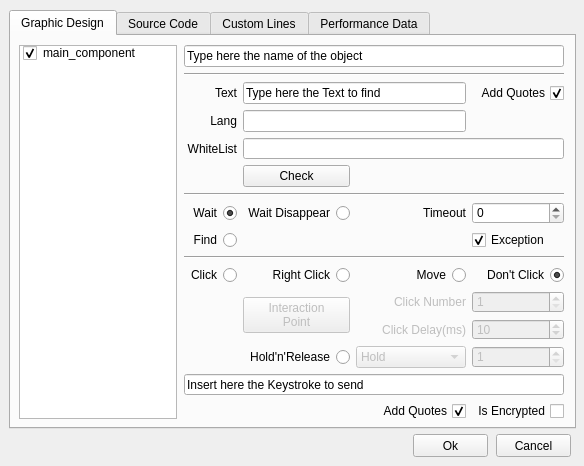
Before: the Qt Designer form alyvix/extra/robotide/qt_ui/alyvix_text_finder_properties_view.ui in alyvix/alyvix, drawn with Qt 5.
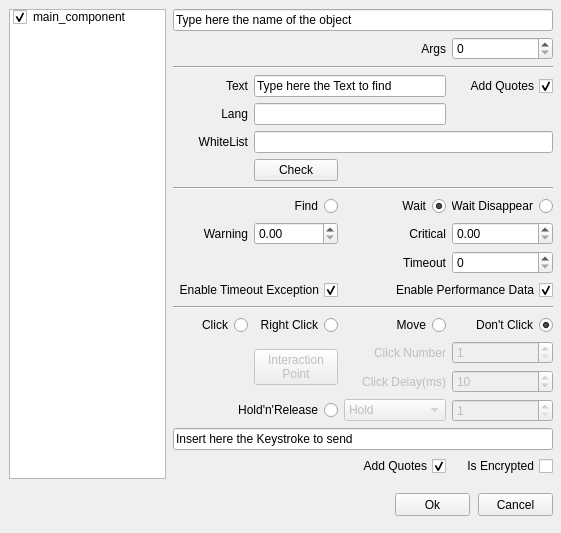
After: the same form once the commit is applied.

Diff of the .ui file:
```diff
--- a/alyvix/extra/robotide/qt_ui/alyvix_text_finder_properties_view.ui
+++ b/alyvix/extra/robotide/qt_ui/alyvix_text_finder_properties_view.ui
@@ -6,460 +6,131 @@
    <rect>
     <x>0</x>
     <y>0</y>
-    <width>584</width>
-    <height>466</height>
+    <width>561</width>
+    <height>533</height>
    </rect>
   </property>
   <property name="windowTitle">
    <string>Alyvix - Text Finder</string>
   </property>
-  <widget class="QTabWidget" name="tabWidget">
+  <widget class="QPushButton" name="pushButtonCancel">
    <property name="geometry">
     <rect>
-     <x>9</x>
-     <y>10</y>
-     <width>567</width>
-     <height>419</height>
+     <x>478</x>
+     <y>493</y>
+     <width>75</width>
+     <height>23</height>
     </rect>
    </property>
-   <property name="currentIndex">
-    <number>0</number>
+   <property name="focusPolicy">
+    <enum>Qt::StrongFocus</enum>
    </property>
-   <widget class="QWidget" name="tab_design">
-    <attribute name="title">
-     <string>Graphic Design</string>
-    </attribute>
-    <widget class="QWidget" name="widget" native="true">
-     <property name="geometry">
-      <rect>
-       <x>173</x>
-       <y>9</y>
-       <width>381</width>
-       <height>382</height>
-      </rect>
-     </property>
-     <widget class="QWidget" name="gridLayoutWidget">
+   <property name="text">
+    <string>Cancel</string>
+   </property>
+  </widget>
+  <widget class="QPushButton" name="pushButtonOk">
       <property name="geometry">
        <rect>
-        <x>0</x>
-        <y>0</y>
-        <width>380</width>
-        <height>374</height>
-       </rect>
-      </property>
-      <layout class="QGridLayout" name="gridLayout">
-       <item row="11" column="3">
-        <widget class="QRadioButton" name="dontclickRadio">
-         <property name="layoutDirection">
-          <enum>Qt::RightToLeft</enum>
-         </property>
+     <x>395</x>
+     <y>493</y>
+     <width>75</width>
+     <height>23</height>
+    </rect>
+   </property>
          <property name="text">
-          <string>Don't Click</string>
-         </property>
-         <property name="checked">
-          <bool>true</bool>
-         </property>
-         <attribute name="buttonGroup">
-          <string notr="true">buttonGroup_2</string>
-         </attribute>
-        </widget>
-       </item>
-       <item row="13" column="2">
-        <widget class="QLabel" name="labelClickDelay">
-         <property name="enabled">
-          <bool>false</bool>
+    <string>Ok</string>
+   </property>
+  </widget>
+  <widget class="QLabel" name="label_line">
+   <property name="geometry">
+    <rect>
+     <x>70</x>
+     <y>1318</y>
+     <width>61</width>
+     <height>21</height>
+    </rect>
          </property>
          <property name="text">
-          <string>Click Delay(ms)</string>
+    <string>Begin Line</string>
          </property>
          <property name="alignment">
           <set>Qt::AlignRight|Qt::AlignTrailing|Qt::AlignVCenter</set>
          </property>
         </widget>
-       </item>
-       <item row="12" column="1" rowspan="2">
-        <widget class="QPushButton" name="pushButtonXYoffset">
-         <property name="enabled">
-          <bool>false</bool>
-         </property>
-         <property name="text">
-          <string>Interaction
-Point</string>
-         </property>
-        </widget>
-       </item>
-       <item row="12" column="3">
-        <widget class="QSpinBox" name="clicknumber_spinbox">
-         <property name="enabled">
-          <bool>false</bool>
-         </property>
+  <widget class="QSpinBox" name="spinBoxLine">
+   <property name="geometry">
+    <rect>
+     <x>141</x>
+     <y>1317</y>
+     <width>121</width>
+     <height>22</height>
+    </rect>
+   </property>
          <property name="minimum">
           <number>1</number>
          </property>
-        </widget>
-       </item>
-       <item row="13" column="3">
-        <widget class="QSpinBox" name="clickdelay_spinbox">
-         <property name="enabled">
-          <bool>false</bool>
-         </property>
-         <property name="minimum">
-          <number>1</number>
-         </property>
          <property name="maximum">
-          <number>60000</number>
-         </property>
-         <property name="value">
-          <number>10</number>
-         </property>
-        </widget>
-       </item>
-       <item row="12" column="2">
-        <widget class="QLabel" name="labelClickNumber">
-         <property name="enabled">
-          <bool>false</bool>
+    <number>99999</number>
+   </property>
+  </widget>
+  <widget class="QPushButton" name="pushButtonAddBlock">
+   <property name="geometry">
+    <rect>
+     <x>271</x>
+     <y>1317</y>
+     <width>71</width>
+     <height>23</height>
+    </rect>
          </property>
          <property name="text">
-          <string>Click Number</string>
-         </property>
-         <property name="alignment">
-          <set>Qt::AlignRight|Qt::AlignTrailing|Qt::AlignVCenter</set>
-         </property>
-        </widget>
-       </item>
-       <item row="5" column="1" colspan="3">
-        <widget class="QLineEdit" name="lineEditWhiteList"/>
-       </item>
-       <item row="6" column="1">
-        <widget class="QPushButton" name="pushButtonCheck">
-         <property name="text">
-          <string>Check</string>
-         </property>
-        </widget>
-       </item>
-       <item row="11" column="0">
-        <widget class="QRadioButton" name="clickRadio">
-         <property name="layoutDirection">
-          <enum>Qt::RightToLeft</enum>
-         </property>
-         <property name="text">
-          <string>Click</string>
-         </property>
-         <attribute name="buttonGroup">
-          <string notr="true">buttonGroup_2</string>
-         </attribute>
-        </widget>
-       </item>
-       <item row="16" column="3">
-        <widget class="QCheckBox" name="text_encrypted">
-         <property name="layoutDirection">
-          <enum>Qt::RightToLeft</enum>
-         </property>
-         <property name="text">
-          <string>Is Encrypted</string>
-         </property>
-         <property name="checked">
+    <string>Add Block</string>
+   </property>
+  </widget>
+  <widget class="QListWidget" name="listWidgetBlocks">
+   <property name="geometry">
+    <rect>
+     <x>484</x>
+     <y>1043</y>
+     <width>81</width>
+     <height>302</height>
+    </rect>
+   </property>
+  </widget>
+  <widget class="QTextEdit" name="textEditCustomLines">
+   <property name="geometry">
+    <rect>
+     <x>19</x>
+     <y>1044</y>
+     <width>457</width>
+     <height>261</height>
+    </rect>
+   </property>
+   <property name="tabStopWidth">
+    <number>80</number>
+   </property>
+   <property name="acceptRichText">
           <bool>false</bool>
          </property>
         </widget>
-       </item>
-       <item row="15" column="0" colspan="4">
-        <widget class="QLineEdit" name="inserttext">
-         <property name="text">
-          <string>Insert here the Keystroke to send</string>
-         </property>
-        </widget>
-       </item>
-       <item row="11" column="2">
-        <widget class="QRadioButton" name="movemouseRadio">
-         <property name="layoutDirection">
-          <enum>Qt::RightToLeft</enum>
-         </property>
-         <property name="text">
-          <string>Move</string>
-         </property>
-         <property name="checked">
-          <bool>false</bool>
-         </property>
-         <attribute name="buttonGroup">
-          <string notr="true">buttonGroup_2</string>
-         </attribute>
-        </widget>
-       </item>
-       <item row="8" column="3">
-        <widget class="QSpinBox" name="timeout_spinbox">
-         <property name="maximum">
-          <number>999999</number>
-         </property>
-        </widget>
-       </item>
-       <item row="2" column="1" colspan="2">
-        <widget class="QLineEdit" name="lineEditText">
-         <property name="text">
-          <string>Type here the Text to find</string>
-         </property>
-        </widget>
-       </item>
-       <item row="10" column="0" colspan="4">
-        <widget class="Line" name="line_10">
-         <property name="orientation">
-          <enum>Qt::Horizontal</enum>
-         </property>
-        </widget>
-       </item>
-       <item row="11" column="1">
-        <widget class="QRadioButton" name="rightclickRadio">
-         <property name="layoutDirection">
-          <enum>Qt::RightToLeft</enum>
-         </property>
-         <property name="text">
-          <string>Right Click</string>
-         </property>
-         <attribute name="buttonGroup">
-          <string notr="true">buttonGroup_2</string>
-         </attribute>
-        </widget>
-       </item>
-       <item row="9" column="0">
-        <widget class="QRadioButton" name="find_radio">
-         <property name="layoutDirection">
-          <enum>Qt::RightToLeft</enum>
-         </property>
-         <property name="text">
-          <string>Find</string>
-         </property>
-         <attribute name="buttonGroup">
-          <string notr="true">buttonGroup_5</string>
-         </attribute>
-        </widget>
-       </item>
-       <item row="4" column="0">
-        <widget class="QLabel" name="lang_label">
-         <property name="text">
-          <string>Lang</string>
-         </property>
-         <property name="alignment">
-          <set>Qt::AlignRight|Qt::AlignTrailing|Qt::AlignVCenter</set>
-         </property>
-        </widget>
-       </item>
-       <item row="16" column="2">
-        <widget class="QCheckBox" name="add_quotes">
-         <property name="layoutDirection">
-          <enum>Qt::RightToLeft</enum>
-         </property>
-         <property name="text">
-          <string>Add Quotes</string>
-         </property>
-         <property name="checked">
-          <bool>true</bool>
-         </property>
-        </widget>
-       </item>
-       <item row="4" column="1" colspan="2">
-        <widget class="QLineEdit" name="lineEditLang"/>
-       </item>
-       <item row="2" column="0">
-        <widget class="QLabel" name="text_label">
-         <property name="layoutDirection">
-          <enum>Qt::LeftToRight</enum>
-         </property>
-         <property name="text">
-          <string>Text</string>
-         </property>
-         <property name="alignment">
-          <set>Qt::AlignRight|Qt::AlignTrailing|Qt::AlignVCenter</set>
-         </property>
-        </widget>
-       </item>
-       <item row="5" column="0">
-        <widget class="QLabel" name="label">
-         <property name="text">
-          <string>WhiteList</string>
-         </property>
-         <property name="alignment">
-          <set>Qt::AlignRight|Qt::AlignTrailing|Qt::AlignVCenter</set>
-         </property>
-        </widget>
-       </item>
-       <item row="8" column="0">
-        <widget class="QRadioButton" name="wait_radio">
-         <property name="layoutDirection">
-          <enum>Qt::RightToLeft</enum>
-         </property>
-         <property name="text">
-          <string>Wait</string>
-         </property>
-         <property name="checked">
-          <bool>true</bool>
-         </property>
-         <attribute name="buttonGroup">
-          <string notr="true">buttonGroup_5</string>
-         </attribute>
-        </widget>
-       </item>
-       <item row="8" column="2">
-        <widget class="QLabel" name="timeout_label">
-         <property name="text">
-          <string>Timeout</string>
-         </property>
-         <property name="alignment">
-          <set>Qt::AlignRight|Qt::AlignTrailing|Qt::AlignVCenter</set>
-         </property>
-        </widget>
-       </item>
-       <item row="8" column="1">
-        <widget class="QRadioButton" name="wait_disapp_radio">
-         <property name="layoutDirection">
-          <enum>Qt::RightToLeft</enum>
-         </property>
-         <property name="text">
-          <string>Wait Disappear</string>
-         </property>
-         <property name="checked">
-          <bool>false</bool>
-         </property>
-         <attribute name="buttonGroup">
-          <string notr="true">buttonGroup_5</string>
-         </attribute>
-        </widget>
-       </item>
-       <item row="2" column="3">
-        <widget class="QCheckBox" name="add_quotes_ocr">
-         <property name="layoutDirection">
-          <enum>Qt::RightToLeft</enum>
-         </property>
-         <property name="text">
-          <string>Add Quotes</string>
-         </property>
-         <property name="checked">
-          <bool>true</bool>
-         </property>
-        </widget>
-       </item>
-       <item row="1" column="0" colspan="4">
-        <widget class="Line" name="line_3">
-         <property name="orientation">
-          <enum>Qt::Horizontal</enum>
-         </property>
-        </widget>
-       </item>
-       <item row="9" column="3">
-        <widget class="QCheckBox" name="timeout_exception">
-         <property name="text">
-          <string>Exception</string>
-         </property>
-         <property name="checked">
-          <bool>true</bool>
-         </property>
-        </widget>
-       </item>
-       <item row="0" column="0" colspan="4">
-        <widget class="QLineEdit" name="namelineedit">
-         <property name="text">
-          <string>Type here the name of the object</string>
-         </property>
-        </widget>
-       </item>
-       <item row="7" column="0" colspan="4">
-        <widget class="Line" name="line_8">
-         <property name="orientation">
-          <enum>Qt::Horizontal</enum>
-         </property>
-        </widget>
-       </item>
-       <item row="14" column="0" colspan="2">
-        <widget class="QRadioButton" name="holdreleaseRadio">
-         <property name="layoutDirection">
-          <enum>Qt::RightToLeft</enum>
-         </property>
-         <property name="text">
-          <string>Hold'n'Release</string>
-         </property>
-         <attribute name="buttonGroup">
-          <string notr="true">buttonGroup_2</string>
-         </attribute>
-        </widget>
-       </item>
-       <item row="14" column="2">
-        <widget class="QComboBox" name="holdreleaseComboBox">
-         <property name="enabled">
-          <bool>false</bool>
-         </property>
-         <item>
-          <property name="text">
-           <string>Hold</string>
-          </property>
-         </item>
-         <item>
-          <property name="text">
-           <string>Release</string>
-          </property>
-         </item>
-         <item>
-          <property name="text">
-           <string>Release Up</string>
-          </property>
-         </item>
-         <item>
-          <property name="text">
-           <string>Release Down</string>
-          </property>
-         </item>
-         <item>
-          <property name="text">
-           <string>Release Left</string>
-          </property>
-         </item>
-         <item>
-          <property name="text">
-           <string>Release Right</string>
-          </property>
-         </item>
-        </widget>
-       </item>
-       <item row="14" column="3">
-        <widget class="QSpinBox" name="holdreleaseSpinBox">
-         <property name="enabled">
-          <bool>false</bool>
-         </property>
-         <property name="minimum">
-          <number>1</number>
-         </property>
-         <property name="maximum">
-          <number>9999</number>
-         </property>
-        </widget>
-       </item>
-      </layout>
-     </widget>
-    </widget>
-    <widget class="QListWidget" name="listWidget">
+  <widget class="QPushButton" name="pushButtonRemoveBlock">
      <property name="geometry">
       <rect>
-       <x>8</x>
-       <y>9</y>
-       <width>158</width>
-       <height>374</height>
-      </rect>
-     </property>
-     <property name="selectionMode">
-      <enum>QAbstractItemView::SingleSelection</enum>
-     </property>
-     <item>
+     <x>351</x>
+     <y>1317</y>
+     <width>91</width>
+     <height>23</height>
+    </rect>
+   </property>
       <property name="text">
-       <string>main_component</string>
-      </property>
-      <property name="checkState">
-       <enum>Checked</enum>
-      </property>
-     </item>
+    <string>Remove Block</string>
+   </property>
     </widget>
     <widget class="QWidget" name="widget_2" native="true">
      <property name="geometry">
       <rect>
-       <x>173</x>
-       <y>470</y>
+     <x>171</x>
+     <y>586</y>
        <width>381</width>
        <height>375</height>
       </rect>
@@ -855,30 +526,427 @@
       </layout>
      </widget>
     </widget>
-   </widget>
-   <widget class="QWidget" name="tab_code">
-    <attribute name="title">
-     <string>Source Code</string>
-    </attribute>
-    <widget class="QSpinBox" name="spinBoxArgs">
+  <widget class="QListWidget" name="listWidget">
+   <property name="geometry">
+    <rect>
+     <x>9</x>
+     <y>9</y>
+     <width>157</width>
+     <height>470</height>
+    </rect>
+   </property>
+   <property name="selectionMode">
+    <enum>QAbstractItemView::SingleSelection</enum>
+   </property>
+   <item>
+    <property name="text">
+     <string>main_component</string>
+    </property>
+    <property name="checkState">
+     <enum>Checked</enum>
+    </property>
+   </item>
+  </widget>
+  <widget class="QWidget" name="widget" native="true">
      <property name="geometry">
       <rect>
-       <x>68</x>
-       <y>285</y>
-       <width>60</width>
-       <height>22</height>
-      </rect>
-     </property>
-    </widget>
+     <x>173</x>
+     <y>9</y>
+     <width>381</width>
+     <height>478</height>
+    </rect>
+   </property>
+   <widget class="QWidget" name="gridLayoutWidget">
+    <property name="geometry">
+     <rect>
+      <x>0</x>
+      <y>0</y>
+      <width>380</width>
+      <height>471</height>
+     </rect>
+    </property>
+    <layout class="QGridLayout" name="gridLayout">
+     <item row="9" column="2">
+      <widget class="QRadioButton" name="wait_radio">
+       <property name="layoutDirection">
+        <enum>Qt::RightToLeft</enum>
+       </property>
+       <property name="text">
+        <string>Wait</string>
+       </property>
+       <property name="checked">
+        <bool>true</bool>
+       </property>
+       <attribute name="buttonGroup">
+        <string notr="true">buttonGroup_5</string>
+       </attribute>
+      </widget>
+     </item>
+     <item row="19" column="3">
+      <widget class="QCheckBox" name="text_encrypted">
+       <property name="layoutDirection">
+        <enum>Qt::RightToLeft</enum>
+       </property>
+       <property name="text">
+        <string>Is Encrypted</string>
+       </property>
+       <property name="checked">
+        <bool>false</bool>
+       </property>
+      </widget>
+     </item>
+     <item row="15" column="1" rowspan="2">
+      <widget class="QPushButton" name="pushButtonXYoffset">
+       <property name="enabled">
+        <bool>false</bool>
+       </property>
+       <property name="text">
+        <string>Interaction
+Point</string>
+       </property>
+      </widget>
+     </item>
+     <item row="15" column="3">
+      <widget class="QSpinBox" name="clicknumber_spinbox">
+       <property name="enabled">
+        <bool>false</bool>
+       </property>
+       <property name="minimum">
+        <number>1</number>
+       </property>
+      </widget>
+     </item>
+     <item row="16" column="3">
+      <widget class="QSpinBox" name="clickdelay_spinbox">
+       <property name="enabled">
+        <bool>false</bool>
+       </property>
+       <property name="minimum">
+        <number>1</number>
+       </property>
+       <property name="maximum">
+        <number>60000</number>
+       </property>
+       <property name="value">
+        <number>10</number>
+       </property>
+      </widget>
+     </item>
+     <item row="6" column="1" colspan="3">
+      <widget class="QLineEdit" name="lineEditWhiteList"/>
+     </item>
+     <item row="7" column="1">
+      <widget class="QPushButton" name="pushButtonCheck">
+       <property name="text">
+        <string>Check</string>
+       </property>
+      </widget>
+     </item>
+     <item row="14" column="3">
+      <widget class="QRadioButton" name="dontclickRadio">
+       <property name="layoutDirection">
+        <enum>Qt::RightToLeft</enum>
+       </property>
+       <property name="text">
+        <string>Don't Click</string>
+       </property>
+       <property name="checked">
+        <bool>true</bool>
+       </property>
+       <attribute name="buttonGroup">
+        <string notr="true">buttonGroup_2</string>
+       </attribute>
+      </widget>
+     </item>
+     <item row="15" column="2">
+      <widget class="QLabel" name="labelClickNumber">
+       <property name="enabled">
+        <bool>false</bool>
+       </property>
+       <property name="text">
+        <string>Click Number</string>
+       </property>
+       <property name="alignment">
+        <set>Qt::AlignRight|Qt::AlignTrailing|Qt::AlignVCenter</set>
+       </property>
+      </widget>
+     </item>
+     <item row="14" column="0">
+      <widget class="QRadioButton" name="clickRadio">
+       <property name="layoutDirection">
+        <enum>Qt::RightToLeft</enum>
+       </property>
+       <property name="text">
+        <string>Click</string>
+       </property>
+       <attribute name="buttonGroup">
+        <string notr="true">buttonGroup_2</string>
+       </attribute>
+      </widget>
+     </item>
+     <item row="16" column="2">
+      <widget class="QLabel" name="labelClickDelay">
+       <property name="enabled">
+        <bool>false</bool>
+       </property>
+       <property name="text">
+        <string>Click Delay(ms)</string>
+       </property>
+       <property name="alignment">
+        <set>Qt::AlignRight|Qt::AlignTrailing|Qt::AlignVCenter</set>
+       </property>
+      </widget>
+     </item>
+     <item row="0" column="0" colspan="4">
+      <widget class="QLineEdit" name="namelineedit">
+       <property name="text">
+        <string>Type here the name of the object</string>
+       </property>
+      </widget>
+     </item>
+     <item row="3" column="3">
+      <widget class="QCheckBox" name="add_quotes_ocr">
+       <property name="layoutDirection">
+        <enum>Qt::RightToLeft</enum>
+       </property>
+       <property name="text">
+        <string>Add Quotes</string>
+       </property>
+       <property name="checked">
+        <bool>true</bool>
+       </property>
+      </widget>
+     </item>
+     <item row="19" column="2">
+      <widget class="QCheckBox" name="add_quotes">
+       <property name="layoutDirection">
+        <enum>Qt::RightToLeft</enum>
+       </property>
+       <property name="text">
+        <string>Add Quotes</string>
+       </property>
+       <property name="checked">
+        <bool>true</bool>
+       </property>
+      </widget>
+     </item>
+     <item row="6" column="0">
+      <widget class="QLabel" name="label">
+       <property name="text">
+        <string>WhiteList</string>
+       </property>
+       <property name="alignment">
+        <set>Qt::AlignRight|Qt::AlignTrailing|Qt::AlignVCenter</set>
+       </property>
+      </widget>
+     </item>
+     <item row="5" column="0">
+      <widget class="QLabel" name="lang_label">
+       <property name="text">
+        <string>Lang</string>
+       </property>
+       <property name="alignment">
+        <set>Qt::AlignRight|Qt::AlignTrailing|Qt::AlignVCenter</set>
+       </property>
+      </widget>
+     </item>
+     <item row="5" column="1" colspan="2">
+      <widget class="QLineEdit" name="lineEditLang"/>
+     </item>
+     <item row="3" column="0">
+      <widget class="QLabel" name="text_label">
+       <property name="layoutDirection">
+        <enum>Qt::LeftToRight</enum>
+       </property>
+       <property name="text">
+        <string>Text</string>
+       </property>
+       <property name="alignment">
+        <set>Qt::AlignRight|Qt::AlignTrailing|Qt::AlignVCenter</set>
+       </property>
+      </widget>
+     </item>
+     <item row="8" column="0" colspan="4">
+      <widget class="Line" name="line_8">
+       <property name="orientation">
+        <enum>Qt::Horizontal</enum>
+       </property>
+      </widget>
+     </item>
+     <item row="13" column="0" colspan="4">
+      <widget class="Line" name="line_10">
+       <property name="orientation">
+        <enum>Qt::Horizontal</enum>
+       </property>
+      </widget>
+     </item>
+     <item row="14" column="1">
+      <widget class="QRadioButton" name="rightclickRadio">
+       <property name="layoutDirection">
+        <enum>Qt::RightToLeft</enum>
+       </property>
+       <property name="text">
+        <string>Right Click</string>
+       </property>
+       <attribute name="buttonGroup">
+        <string notr="true">buttonGroup_2</string>
+       </attribute>
+      </widget>
+     </item>
+     <item row="17" column="0" colspan="2">
+      <widget class="QRadioButton" name="holdreleaseRadio">
+       <property name="layoutDirection">
+        <enum>Qt::RightToLeft</enum>
+       </property>
+       <property name="text">
+        <string>Hold'n'Release</string>
+       </property>
+       <attribute name="buttonGroup">
+        <string notr="true">buttonGroup_2</string>
+       </attribute>
+      </widget>
+     </item>
+     <item row="14" column="2">
+      <widget class="QRadioButton" name="movemouseRadio">
+       <property name="layoutDirection">
+        <enum>Qt::RightToLeft</enum>
+       </property>
+       <property name="text">
+        <string>Move</string>
+       </property>
+       <property name="checked">
+        <bool>false</bool>
+       </property>
+       <attribute name="buttonGroup">
+        <string notr="true">buttonGroup_2</string>
+       </attribute>
+      </widget>
+     </item>
+     <item row="18" column="0" colspan="4">
+      <widget class="QLineEdit" name="inserttext">
+       <property name="text">
+        <string>Insert here the Keystroke to send</string>
+       </property>
+      </widget>
+     </item>
+     <item row="3" column="1" colspan="2">
+      <widget class="QLineEdit" name="lineEditText">
+       <property name="text">
+        <string>Type here the Text to find</string>
+       </property>
+      </widget>
+     </item>
+     <item row="2" column="0" colspan="4">
+      <widget class="Line" name="line_3">
+       <property name="orientation">
+        <enum>Qt::Horizontal</enum>
+       </property>
+      </widget>
+     </item>
+     <item row="17" column="3">
+      <widget class="QSpinBox" name="holdreleaseSpinBox">
+       <property name="enabled">
+        <bool>false</bool>
+       </property>
+       <property name="minimum">
+        <number>1</number>
+       </property>
+       <property name="maximum">
+        <number>9999</number>
+       </property>
+      </widget>
+     </item>
+     <item row="17" column="2">
+      <widget class="QComboBox" name="holdreleaseComboBox">
+       <property name="enabled">
+        <bool>false</bool>
+       </property>
+       <item>
+        <property name="text">
+         <string>Hold</string>
+        </property>
+       </item>
+       <item>
+        <property name="text">
+         <string>Release</string>
+        </property>
+       </item>
+       <item>
+        <property name="text">
+         <string>Release Up</string>
+        </property>
+       </item>
+       <item>
+        <property name="text">
+         <string>Release Down</string>
+        </property>
+       </item>
+       <item>
+        <property name="text">
+         <string>Release Left</string>
+        </property>
+       </item>
+       <item>
+        <property name="text">
+         <string>Release Right</string>
+        </property>
+       </item>
+      </widget>
+     </item>
+     <item row="9" column="1">
+      <widget class="QRadioButton" name="find_radio">
+       <property name="layoutDirection">
+        <enum>Qt::RightToLeft</enum>
+       </property>
+       <property name="text">
+        <string>Find</string>
+       </property>
+       <attribute name="buttonGroup">
+        <string notr="true">buttonGroup_5</string>
+       </attribute>
+      </widget>
+     </item>
+     <item row="9" column="3">
+      <widget class="QRadioButton" name="wait_disapp_radio">
+       <property name="layoutDirection">
+        <enum>Qt::RightToLeft</enum>
+       </property>
+       <property name="text">
+        <string>Wait Disappear</string>
+       </property>
+       <property name="checked">
+        <bool>false</bool>
+       </property>
+       <attribute name="buttonGroup">
+        <string notr="true">buttonGroup_5</string>
+       </attribute>
+      </widget>
+     </item>
+     <item row="1" column="3">
+      <widget class="QSpinBox" name="spinBoxArgs"/>
+     </item>
+     <item row="10" column="0">
+      <widget class="QLabel" name="labelWarning">
+       <property name="text">
+        <string>Warning</string>
+       </property>
+       <property name="alignment">
+        <set>Qt::AlignRight|Qt::AlignTrailing|Qt::AlignVCenter</set>
+       </property>
+      </widget>
+     </item>
+     <item row="10" column="1">
+      <widget class="QDoubleSpinBox" name="doubleSpinBoxWarning">
+       <property name="maximum">
+        <double>9999.989999999999782</double>
+       </property>
+       <property name="singleStep">
+        <double>0.050000000000000</double>
+       </property>
+      </widget>
+     </item>
+     <item row="1" column="2">
     <widget class="QLabel" name="labelArgs">
-     <property name="geometry">
-      <rect>
-       <x>10</x>
-       <y>290</y>
-       <width>46</width>
-       <height>13</height>
-      </rect>
-     </property>
      <property name="text">
       <string>Args</string>
      </property>
@@ -886,124 +954,8 @@
       <set>Qt::AlignRight|Qt::AlignTrailing|Qt::AlignVCenter</set>
      </property>
     </widget>
-   </widget>
-   <widget class="QWidget" name="tab_customlines">
-    <attribute name="title">
-     <string>Custom Lines</string>
-    </attribute>
-    <widget class="QListWidget" name="listWidgetBlocks">
-     <property name="geometry">
-      <rect>
-       <x>473</x>
-       <y>8</y>
-       <width>81</width>
-       <height>302</height>
-      </rect>
-     </property>
-    </widget>
-    <widget class="QTextEdit" name="textEditCustomLines">
-     <property name="geometry">
-      <rect>
-       <x>8</x>
-       <y>9</y>
-       <width>457</width>
-       <height>261</height>
-      </rect>
-     </property>
-     <property name="tabStopWidth">
-      <number>80</number>
-     </property>
-     <property name="acceptRichText">
-      <bool>false</bool>
-     </property>
-    </widget>
-    <widget class="QPushButton" name="pushButtonAddBlock">
-     <property name="geometry">
-      <rect>
-       <x>260</x>
-       <y>282</y>
-       <width>71</width>
-       <height>23</height>
-      </rect>
-     </property>
-     <property name="text">
-      <string>Add Block</string>
-     </property>
-    </widget>
-    <widget class="QSpinBox" name="spinBoxLine">
-     <property name="geometry">
-      <rect>
-       <x>130</x>
-       <y>282</y>
-       <width>121</width>
-       <height>22</height>
-      </rect>
-     </property>
-     <property name="minimum">
-      <number>1</number>
-     </property>
-     <property name="maximum">
-      <number>99999</number>
-     </property>
-    </widget>
-    <widget class="QLabel" name="label_line">
-     <property name="geometry">
-      <rect>
-       <x>59</x>
-       <y>283</y>
-       <width>61</width>
-       <height>21</height>
-      </rect>
-     </property>
-     <property name="text">
-      <string>Begin Line</string>
-     </property>
-     <property name="alignment">
-      <set>Qt::AlignRight|Qt::AlignTrailing|Qt::AlignVCenter</set>
-     </property>
-    </widget>
-    <widget class="QPushButton" name="pushButtonRemoveBlock">
-     <property name="geometry">
-      <rect>
-       <x>340</x>
-       <y>282</y>
-       <width>91</width>
-       <height>23</height>
-      </rect>
-     </property>
-     <property name="text">
-      <string>Remove Block</string>
-     </property>
-    </widget>
-   </widget>
-   <widget class="QWidget" name="tab_perfdata">
-    <attribute name="title">
-     <string>Performance Data</string>
-    </attribute>
-    <widget class="QWidget" name="gridLayoutWidget_3">
-     <property name="geometry">
-      <rect>
-       <x>19</x>
-       <y>10</y>
-       <width>497</width>
-       <height>61</height>
-      </rect>
-     </property>
-     <layout class="QGridLayout" name="gridLayout_3">
-      <item row="0" column="0">
-       <widget class="QCheckBox" name="checkBoxEnablePerformance">
-        <property name="layoutDirection">
-         <enum>Qt::RightToLeft</enum>
-        </property>
-        <property name="text">
-         <string>Enable Performance</string>
-        </property>
-        <property name="checked">
-         <bool>true</bool>
-        </property>
-       </widget>
-      </item>
-      <item row="0" column="3">
+     </item>
+     <item row="10" column="2">
        <widget class="QLabel" name="labelCritical">
         <property name="text">
          <string>Critical</string>
@@ -1013,27 +965,7 @@
         </property>
        </widget>
       </item>
-      <item row="0" column="2">
-       <widget class="QDoubleSpinBox" name="doubleSpinBoxWarning">
-        <property name="maximum">
-         <double>9999.989999999999782</double>
-        </property>
-        <property name="singleStep">
-         <double>0.050000000000000</double>
-        </property>
-       </widget>
-      </item>
-      <item row="0" column="1">
-       <widget class="QLabel" name="labelWarning">
-        <property name="text">
-         <string>Warning</string>
-        </property>
-        <property name="alignment">
-         <set>Qt::AlignRight|Qt::AlignTrailing|Qt::AlignVCenter</set>
-        </property>
-       </widget>
-      </item>
-      <item row="0" column="4">
+     <item row="10" column="3">
        <widget class="QDoubleSpinBox" name="doubleSpinBoxCritical">
         <property name="maximum">
          <double>9999.989999999999782</double>
@@ -1043,35 +975,51 @@
         </property>
        </widget>
       </item>
-     </layout>
-    </widget>
-   </widget>
-  </widget>
-  <widget class="QPushButton" name="pushButtonCancel">
-   <property name="geometry">
-    <rect>
-     <x>496</x>
-     <y>434</y>
-     <width>75</width>
-     <height>23</height>
-    </rect>
-   </property>
-   <property name="text">
-    <string>Cancel</string>
-   </property>
-  </widget>
-  <widget class="QPushButton" name="pushButtonOk">
-   <property name="geometry">
-    <rect>
-     <x>413</x>
-     <y>434</y>
-     <width>75</width>
-     <height>23</height>
-    </rect>
-   </property>
-   <property name="text">
-    <string>Ok</string>
-   </property>
+     <item row="11" column="3">
+      <widget class="QSpinBox" name="timeout_spinbox">
+       <property name="maximum">
+        <number>999999</number>
+       </property>
+      </widget>
+     </item>
+     <item row="11" column="2">
+      <widget class="QLabel" name="timeout_label">
+       <property name="text">
+        <string>Timeout</string>
+       </property>
+       <property name="alignment">
+        <set>Qt::AlignRight|Qt::AlignTrailing|Qt::AlignVCenter</set>
+       </property>
+      </widget>
+     </item>
+     <item row="12" column="0" colspan="2">
+      <widget class="QCheckBox" name="timeout_exception">
+       <property name="layoutDirection">
+        <enum>Qt::RightToLeft</enum>
+       </property>
+       <property name="text">
+        <string>Enable Timeout Exception</string>
+       </property>
+       <property name="checked">
+        <bool>true</bool>
+       </property>
+      </widget>
+     </item>
+     <item row="12" column="2" colspan="2">
+      <widget class="QCheckBox" name="checkBoxEnablePerformance">
+       <property name="layoutDirection">
+        <enum>Qt::RightToLeft</enum>
+       </property>
+       <property name="text">
+        <string>Enable Performance Data</string>
+       </property>
+       <property name="checked">
+        <bool>true</bool>
+       </property>
+      </widget>
+     </item>
+    </layout>
+   </widget>
   </widget>
  </widget>
  <resources/>
```
Lines whose indentation alone changed are shown as unchanged.
